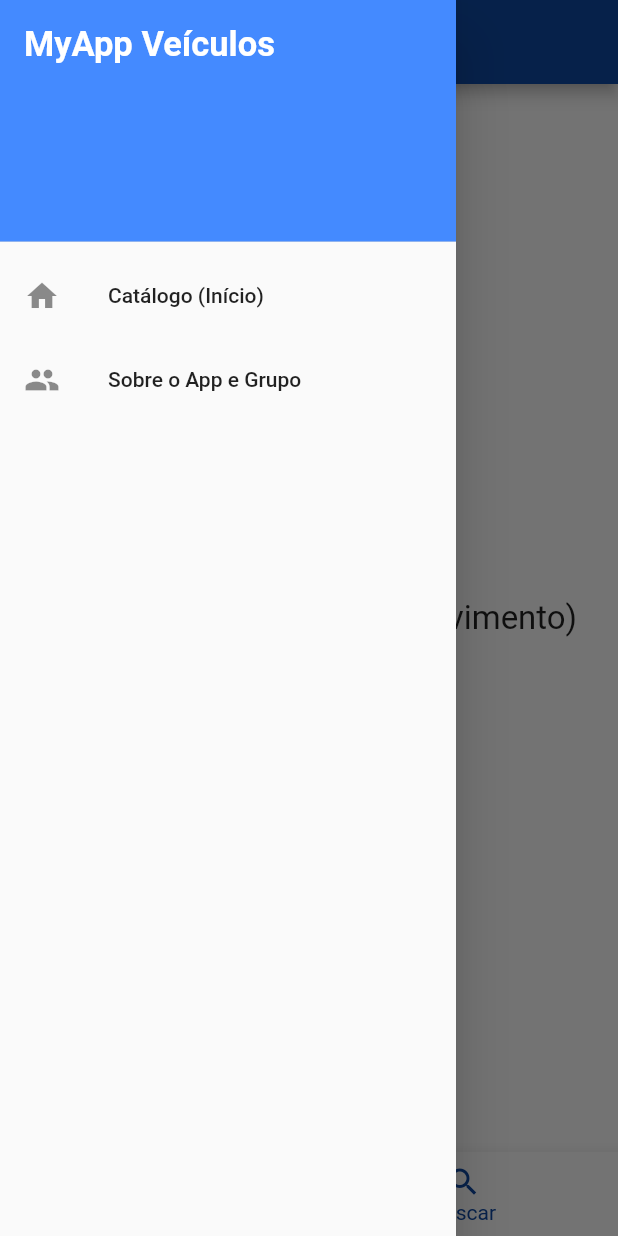
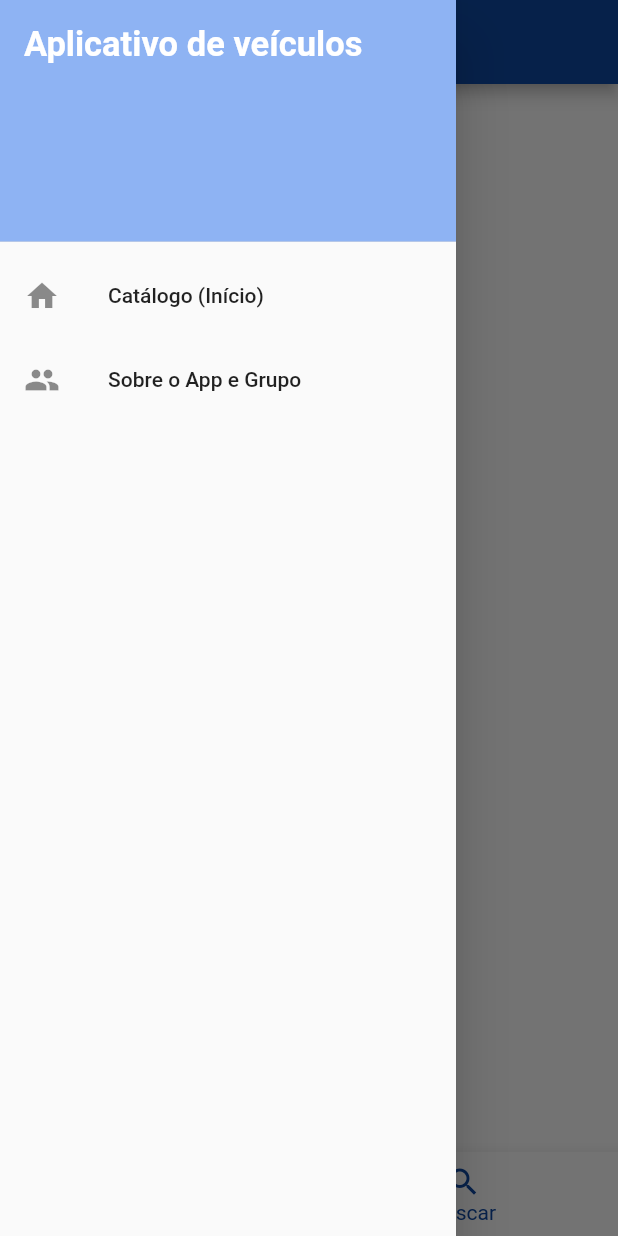
Before and after one commit to heinmus/aplicativo-vendas-veiculos, a Flutter app: the screen it shows after launch, item 2 of the bottom bar chosen, with the side drawer open, on a phone screen of 412 x 824 dp. Run offline on Flutter 3.47's test engine with Material 3 defaults, Android fonts, the phone set to English and light mode, and no system bars.

```diff
--- a/lib/features/home_screen.dart
+++ b/lib/features/home_screen.dart
@@ -29,7 +29,7 @@ class _BuildVeiculosGrid extends StatelessWidget {
           imageUrl: carro.imagemUrl,
           icon: Icons.directions_car,
           onTap: () {
-            // quando clica no card no caso o protudo do catalogo vai para a tela de detalhes
+            // quando clica no card o protudo do catalogo vai para a tela de detalhes
             Navigator.pushNamed(context, '/details', arguments: carro);
           },
         );
@@ -54,13 +54,12 @@ class _HomeScreenState extends State<HomeScreen> {
     const _BuildVeiculosGrid(),
     const Center(
       child: Text(
-        'Aba de Busca (em desenvolvimento)',
+        'Aba de Busca',
         style: TextStyle(fontSize: 22),
       ),
     ),
   ];
 
-  // muda de aba
   void _mudarAba(int index) {
     setState(() {
       _abaSelecionada = index;
--- a/lib/shared/card_item.dart
+++ b/lib/shared/card_item.dart
@@ -23,7 +23,7 @@ class CardItem extends StatelessWidget {
   @override
   Widget build(BuildContext context) {
     return Card(
-      color: backgroundColor,
+      color: Colors.blue.shade100,
       elevation: 3,
       shape: RoundedRectangleBorder(
         borderRadius: BorderRadius.circular(12),
--- a/lib/shared/custom_drawer.dart
+++ b/lib/shared/custom_drawer.dart
@@ -12,10 +12,10 @@ class CustomDrawer extends StatelessWidget {
         children: [
           const DrawerHeader(
             decoration: BoxDecoration(
-              color: Colors.blueAccent,
+              color: Color.fromARGB(255, 142, 179, 243),
             ),
             child: Text(
-              'MyApp Veículos',
+              'Aplicativo de veículos',
               style: TextStyle(
                 color: Colors.white,
                 fontSize: 23,
```
Also changed, not shown: lib/core/data.dart (+9 -1 lines), pubspec.yaml (+9 -67 lines), assets/tera.jpg (added), assets/tera.png (added), pubspec.lock.
